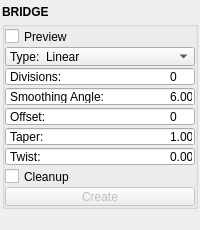
Above: blendertk/edit_utils/bridge.ui from m3trik/blendertk before the change. Below: the same form after it.
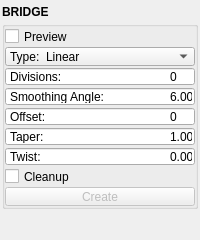
That is the form after the change. Custom widgets are drawn as their Qt base class.

```diff
--- a/blendertk/edit_utils/bridge.ui
+++ b/blendertk/edit_utils/bridge.ui
@@ -457,6 +457,9 @@
         <property name="orientation">
          <enum>Qt::Vertical</enum>
         </property>
+        <property name="sizeType">
+         <enum>QSizePolicy::Fixed</enum>
+        </property>
         <property name="sizeHint" stdset="0">
          <size>
           <width>0</width>
```
Left out of the diff: 6 changed lines with no effect on the pictures.
